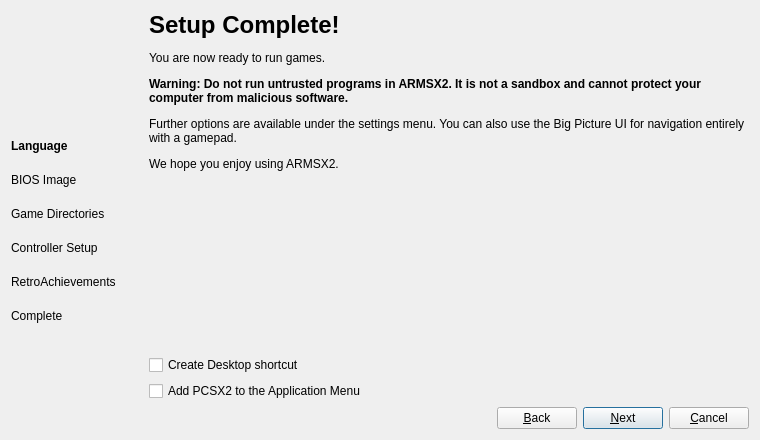
The window that pcsx2-qt/SetupWizardDialog.ui (SgtBilko76/ARMSX2-Quest) describes before a commit, drawn with Qt 5.
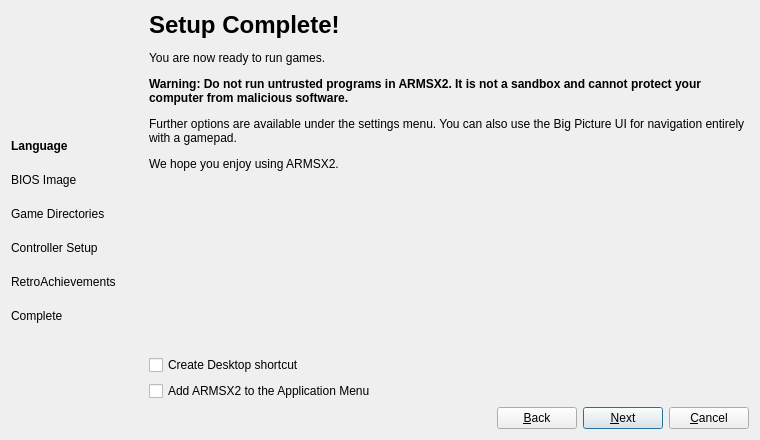
The same window after the commit. The open tabs and pages were chosen to show the change. Icons and pictures are not drawn.

Commit message: Rebrand user-facing PCSX2 references to ARMSX2; fix Help menu

```diff
--- a/pcsx2-qt/SetupWizardDialog.ui
+++ b/pcsx2-qt/SetupWizardDialog.ui
@@ -930,7 +930,7 @@
        <item>
         <widget class="QCheckBox" name="addToApplicationMenu">
          <property name="text">
-          <string>Add PCSX2 to the Application Menu</string>
+          <string>Add ARMSX2 to the Application Menu</string>
          </property>
         </widget>
        </item>
```
The commit also changes 33 other files.
